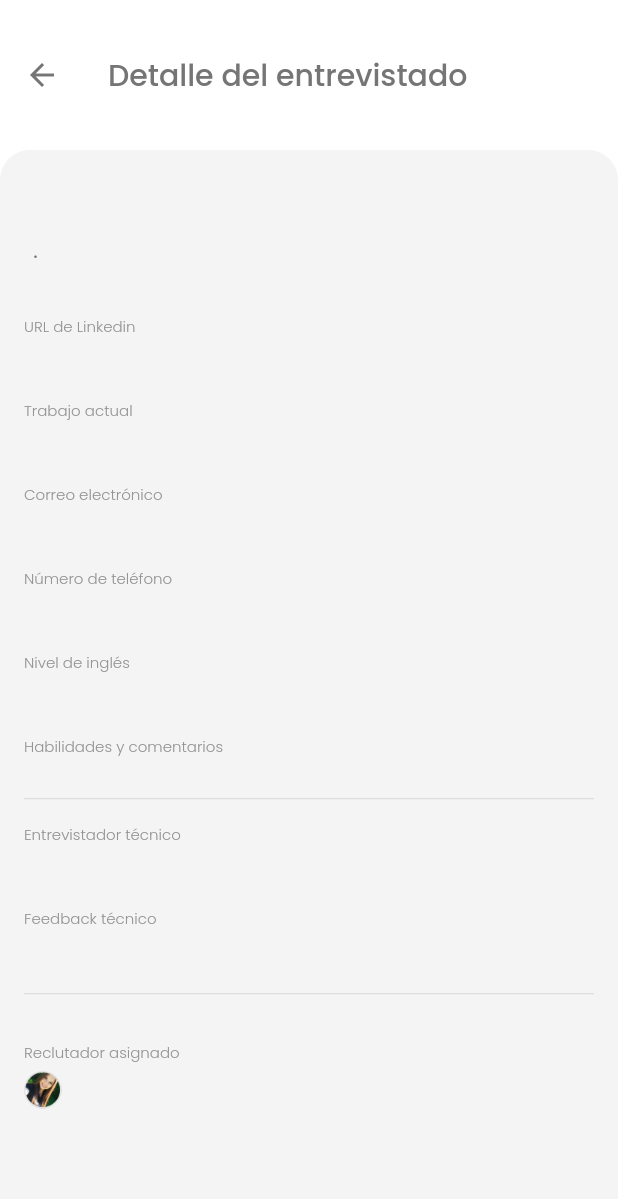
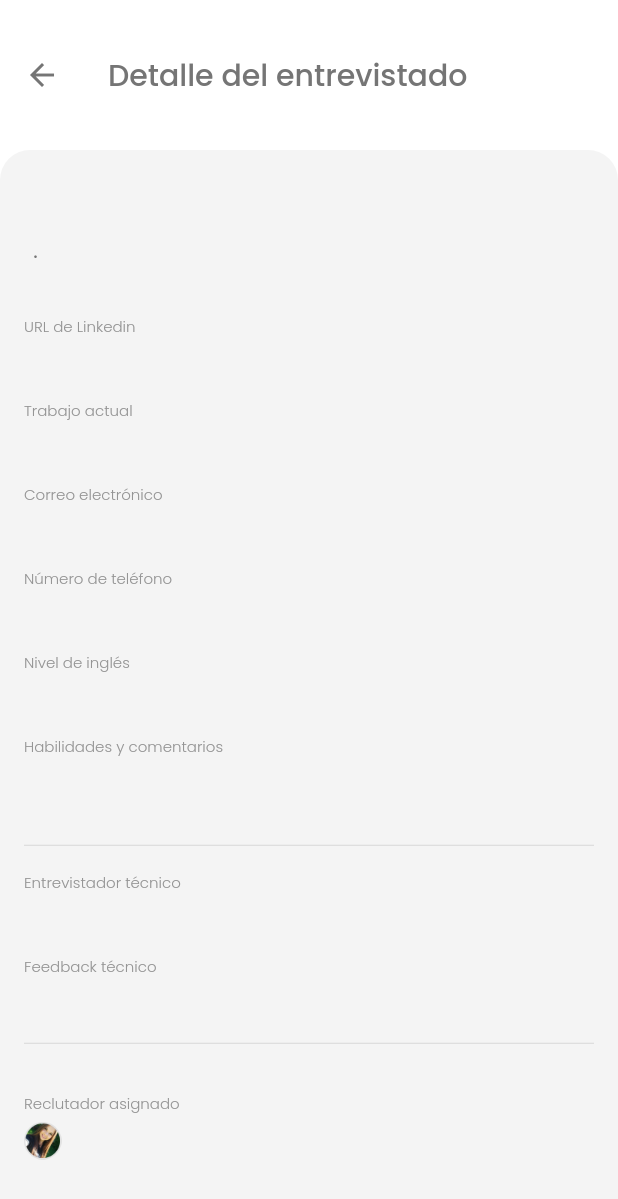
Before and after one commit to golomanos/RRHHassistant, a Flutter app: the DetailPage screen opened directly with empty values, on a phone screen of 412 x 824 dp. Shown: the top 1199 px of the screen. Run offline on Flutter 3.47's test engine with Material 2 defaults, Android fonts, the light colour scheme and no system bars; our stand-ins replace google_fonts, sqflite; accounts and stored records are empty.

Commit message:
Adding better divider

```diff
--- a/lib/src/pages/detail_page.dart
+++ b/lib/src/pages/detail_page.dart
@@ -66,6 +66,7 @@ class DetailPage extends StatelessWidget {
                 _createSection('Nivel de inglés', element.englishLevel != null ? element.englishLevel : ""),
                 SizedBox(height: 15.0),
                 _createSection('Habilidades y comentarios', element.skills != null ? element.skills : ""),
+                SizedBox(height: 30.0),
                 _getTechnicalInfo(element),
                 SizedBox(height: 30.0),
                 _createRecluter('Reclutador asignado', element.rrhhInterviewer != null ? element.rrhhInterviewer : "")
@@ -168,13 +169,13 @@ class DetailPage extends StatelessWidget {
       return Column(
         crossAxisAlignment: CrossAxisAlignment.start,
         children: [
-          Divider(height: 3.0,),
+          Divider(height: 5.0,),
           SizedBox(height: 15.0),
           _createSection('Entrevistador técnico', element.technicalInterviewer != null ? element.technicalInterviewer : ""),
           SizedBox(height: 15.0),
           _createSection('Feedback técnico', element.technicalFeedback != null ? element.technicalFeedback : ""),
           SizedBox(height: 15.0),
-          Divider(height: 3.0,),
+          Divider(height: 5.0,),
         ],
       );
     } else {
```
